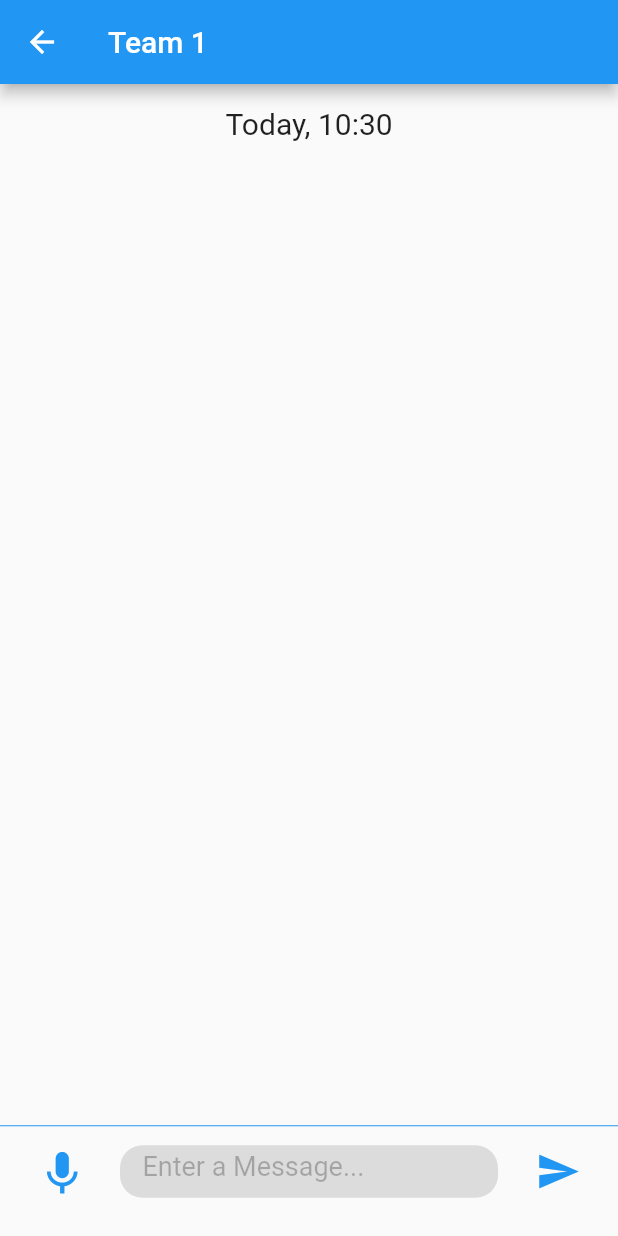
After one commit to shravanimalur/smart-tracker-lazy-loading, a Flutter app: the MyHomePage screen opened directly, on a phone screen of 412 x 824 dp. The commit adds this screen. Run offline on Flutter 3.47's test engine with Material 2 defaults, Android fonts, the light colour scheme and no system bars; our stand-ins replace bubble.

Commit message:
chat screen

```diff
--- /dev/null
+++ b/lib/chatScreen.dart
@@ -0,0 +1,167 @@
+import 'package:bubble/bubble.dart';
+import 'package:flutter/material.dart';
+import 'package:intl/intl.dart';
+
+class MyHomePage extends StatefulWidget {
+  MyHomePage({Key key, this.title}) : super(key: key);
+
+  final String title;
+
+  @override
+  _MyHomePageState createState() => _MyHomePageState(title);
+}
+
+class _MyHomePageState extends State<MyHomePage> {
+
+  final messageInsert = TextEditingController();
+  List<Map> messsages = List();
+  String title;
+  _MyHomePageState(this.title);
+  @override
+  Widget build(BuildContext context) {
+
+    return Scaffold(
+      appBar: AppBar(
+        title: Text(title,
+        ),
+      ),
+      body: Container(
+        child: Column(
+          children: <Widget>[
+            Container(
+              padding: EdgeInsets.only(top: 15, bottom: 10),
+              child: Text("Today, ${DateFormat("Hm").format(DateTime.now())}",
+                style: TextStyle(
+                    fontSize: 20
+                ),),
+            ),
+            Flexible(
+                child: ListView.builder(
+                    reverse: true,
+                    itemCount: messsages.length,
+                    itemBuilder: (context, index) => chat(
+                        messsages[index]["message"].toString(),
+                        messsages[index]["data"]))),
+            SizedBox(
+              height: 20,
+            ),
+
+            Divider(
+              height: 5.0,
+              color: Colors.blue,
+            ),
+            Container(
+
+              child: ListTile(
+
+                leading: IconButton(
+                  icon: Icon(Icons.mic, color: Colors.blue, size: 35,),
+                  onPressed: (){},
+                ),
+
+                title: Container(
+                  height: 35,
+                  decoration: BoxDecoration(
+                    borderRadius: BorderRadius.all(Radius.circular(
+                        15)),
+                    color: Color.fromRGBO(220, 220, 220, 1),
+                  ),
+                  padding: EdgeInsets.only(left: 15),
+                  child: TextFormField(
+                    controller: messageInsert,
+                    decoration: InputDecoration(
+                      hintText: "Enter a Message...",
+                      hintStyle: TextStyle(fontSize: 18,
+                          color: Colors.black26
+                      ),
+                      border: InputBorder.none,
+                      focusedBorder: InputBorder.none,
+                      enabledBorder: InputBorder.none,
+                      errorBorder: InputBorder.none,
+                      disabledBorder: InputBorder.none,
+                    ),
+
+                    style: TextStyle(
+                        fontSize: 16,
+                        color: Colors.black
+                    ),
+                    onChanged: (value) {
+
+                    },
+                  ),
+                ),
+
+                trailing: IconButton(
+                    icon: Icon(
+                      Icons.send,
+                      size: 30.0,
+                      color: Colors.blue,
+                    ),
+                    onPressed: () {
+
+                      if (messageInsert.text.isEmpty) {
+                        print("empty message");
+                      } else {
+                        setState(() {
+                          messsages.insert(0,
+                              {"data": 1, "message": messageInsert.text});
+                        });
+                        //response(messageInsert.text);
+                        messageInsert.clear();
+                      }
+                    }),
+              ),
+            ),
+
+            SizedBox(
+              height: 15.0,
+            )
+          ],
+        ),
+      ),
+    );
+  }
+
+  Widget chat(String message, int data) {
+    return Container(
+      padding: EdgeInsets.only(left: 20, right: 20),
+
+      child: Row(
+        mainAxisAlignment: data == 1 ? MainAxisAlignment.end : MainAxisAlignment.start,
+        children: [
+
+          Padding(
+            padding: EdgeInsets.all(10.0),
+            child: Bubble(
+                radius: Radius.circular(15.0),
+                color: data == 0 ? Color.fromRGBO(23, 157, 139, 1) : Colors.lightBlueAccent,
+                elevation: 0.0,
+
+                child: Padding(
+                  padding: EdgeInsets.all(2.0),
+                  child: Row(
+                    mainAxisSize: MainAxisSize.min,
+                    children: <Widget>[
+                      SizedBox(
+                        width: 5.0,
+                      ),
+                      Flexible(
+                          child: Container(
+                            constraints: BoxConstraints( maxWidth: 200),
+                            child: Text(
+                              message,
+                              style: TextStyle(fontSize: 20,
+                                  color: Colors.white,
+                                  fontWeight: FontWeight.bold),
+                            ),
+                          ))
+                    ],
+                  ),
+                )),
+          ),
+
+        ],
+      ),
+    );
+  }
+}
--- a/lib/teams.dart
+++ b/lib/teams.dart
@@ -1,4 +1,5 @@
 import 'package:flutter/material.dart';
+import 'package:flutter_app3/chatScreen.dart';
 
 class  teams extends StatelessWidget {
   // final int index;
@@ -14,29 +15,29 @@ class  teams extends StatelessWidget {
             ListTile(
               title: Text("Team 1",
                   style: TextStyle(fontSize: 20,)),
-            //   onTap: (){
-            //     Navigator.push(
-            //         context,
-            //         MaterialPageRoute(builder: (context) => chat()));
-            //   },
-             ),
+              onTap: (){
+                Navigator.push(
+                    context,
+                    MaterialPageRoute(builder: (context) => MyHomePage(title: 'Team 1')));
+              },
+            ),
             ListTile(
               title: Text("Team 2",
                   style: TextStyle(fontSize: 20,)),
-              // onTap: (){
-              //   Navigator.push(
-              //       context,
-              //       MaterialPageRoute(builder: (context) => teams()));
-              // },
+              onTap: (){
+                Navigator.push(
+                    context,
+                    MaterialPageRoute(builder: (context) => MyHomePage(title: 'Team 2')));
+              },
             ),
             ListTile(
               title: Text("Team 3",
                   style: TextStyle(fontSize: 20,)),
-              // onTap: (){
-              //   Navigator.push(
-              //       context,
-              //       MaterialPageRoute(builder: (context) => teams()));
-              // },
+              onTap: (){
+                Navigator.push(
+                    context,
+                    MaterialPageRoute(builder: (context) => MyHomePage(title: 'Team 3')));
+              },
             ),
           ],
         )
--- a/pubspec.yaml
+++ b/pubspec.yaml
@@ -25,6 +25,9 @@ dependencies:
     sdk: flutter
   material_floating_search_bar: ^0.3.3
   flutter_speed_dial: ^1.2.1
+  flutter_dialogflow: ^0.1.3
+  bubble: ^1.1.9+1
+  intl:
 
   # The following adds the Cupertino Icons font to your application.
   # Use with the CupertinoIcons class for iOS style icons.
```
Also changed, not shown: pubspec.lock.
